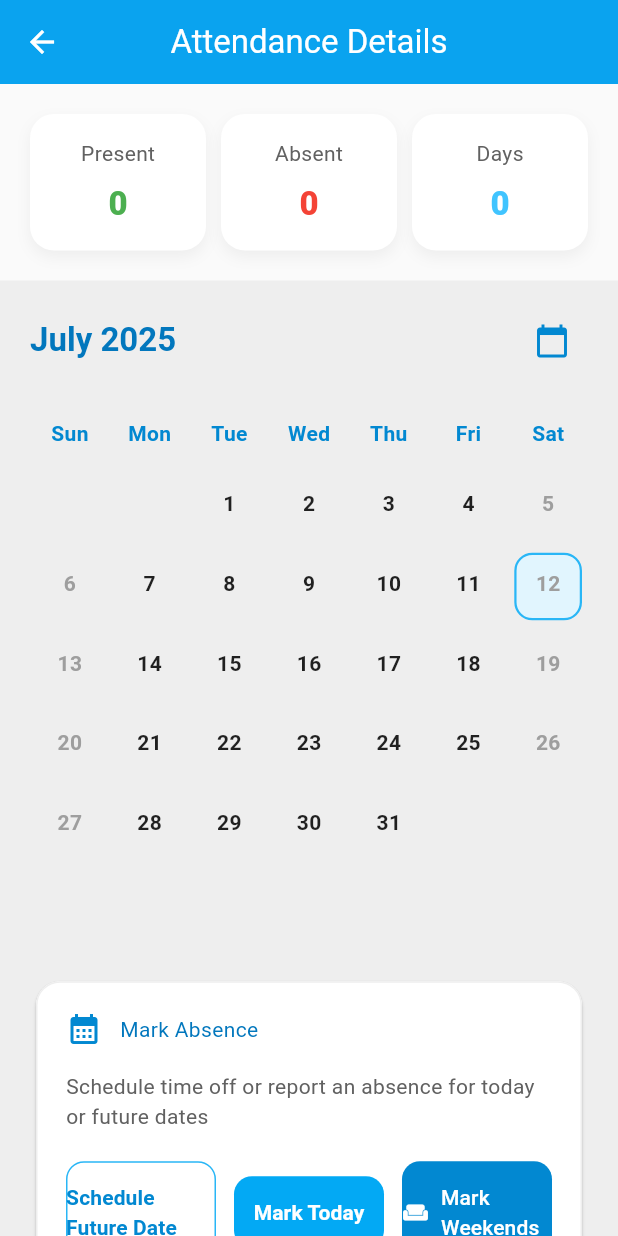
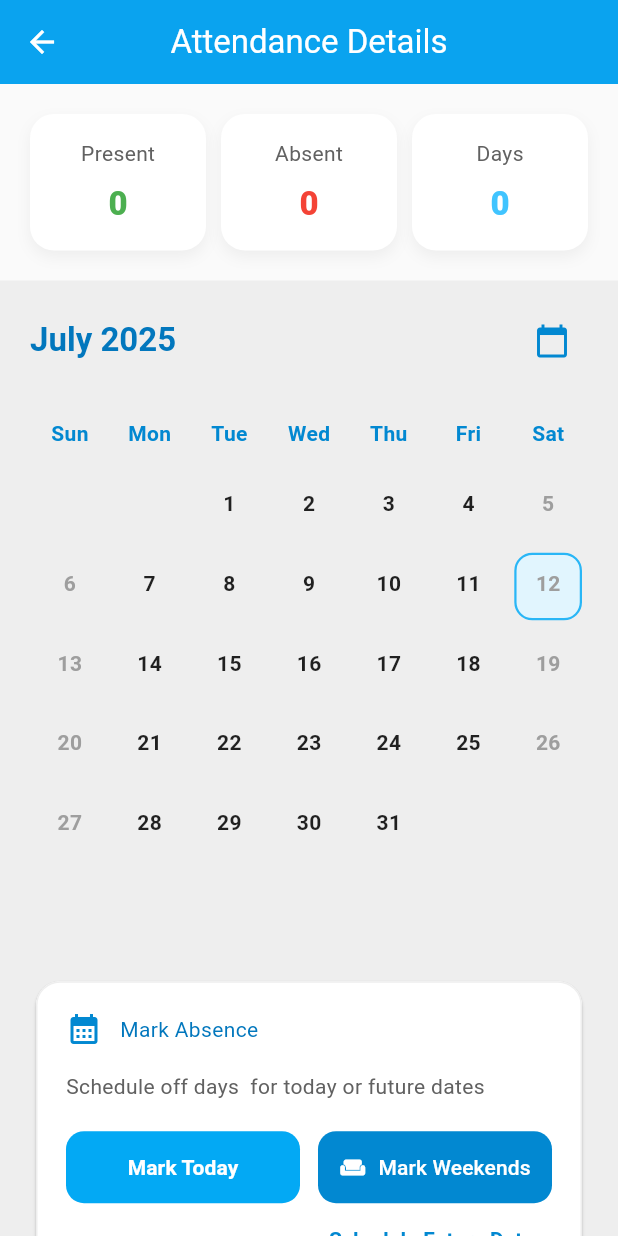
Before and after one commit to Danish9111/mess, a Flutter app: the AttendanceDetailsScreen screen opened directly, on a phone screen of 412 x 824 dp. Run offline on Flutter 3.47's test engine with Material 3 defaults, Android fonts, the phone set to English and light mode, and no system bars; our stand-ins replace cloud_firestore, firebase_auth, firebase_core, flutter_rating_bar, flutter_riverpod, google_fonts and 3 more; accounts and stored records are empty; network calls fail.

```diff
--- a/lib/screens/dashboard_screen/dashboard_ui/attendance_ui/attendance_details.dart
+++ b/lib/screens/dashboard_screen/dashboard_ui/attendance_ui/attendance_details.dart
@@ -240,7 +240,7 @@ Widget _sliverPadding(BuildContext context) {
               ),
               const SizedBox(height: 16),
               Text(
-                'Schedule time off or report an absence for today or future dates',
+                'Schedule off days  for today or future dates',
                 style: TextStyle(
                   color: Colors.grey.shade700,
                 ),
@@ -249,22 +249,7 @@ Widget _sliverPadding(BuildContext context) {
               Row(
                 children: [
                   // ── Future date
-                  Expanded(
-                    child: OutlinedButton(
-                      onPressed: () => scheduleAbsence(context),
-                      style: OutlinedButton.styleFrom(
-                        padding: const EdgeInsets.symmetric(vertical: 14),
-                        shape: RoundedRectangleBorder(
-                            borderRadius: BorderRadius.circular(12)),
-                        side: BorderSide(color: Colors.lightBlue.shade400),
-                      ),
-                      child: Text('Schedule Future Date',
-                          style: TextStyle(
-                              color: Colors.lightBlue.shade700,
-                              fontWeight: FontWeight.w600)),
-                    ),
-                  ),
-                  const SizedBox(width: 12),
+
                   // ── Today
                   Expanded(
                     child: FilledButton(
@@ -311,7 +296,17 @@ Widget _sliverPadding(BuildContext context) {
                     ),
                   ),
                 ],
-              )
+              ),
+              Align(
+                alignment: Alignment.centerRight,
+                child: TextButton(
+                  onPressed: () => scheduleAbsence(context),
+                  child: Text('Schedule Future Date',
+                      style: TextStyle(
+                          color: Colors.lightBlue.shade700,
+                          fontWeight: FontWeight.w600)),
+                ),
+              ),
             ],
           ),
         ),
```
Also changed, not shown: lib/screens/dashboard_screen/dashboard_ui/dashboard_screen.dart (+10 -2 lines).
